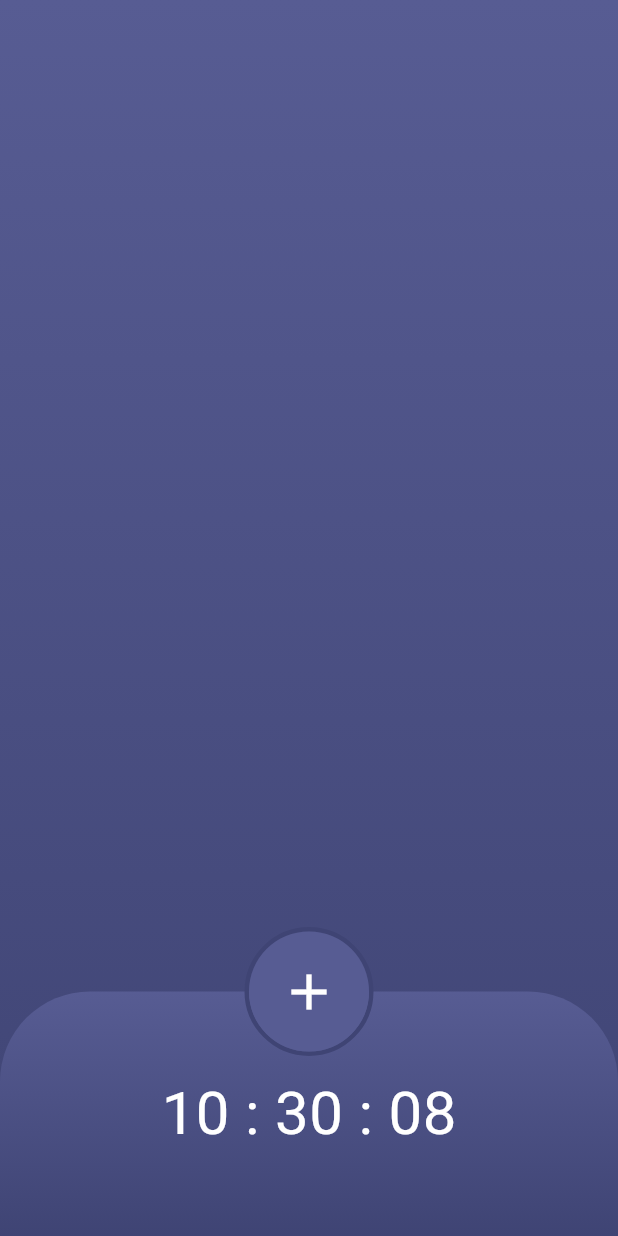
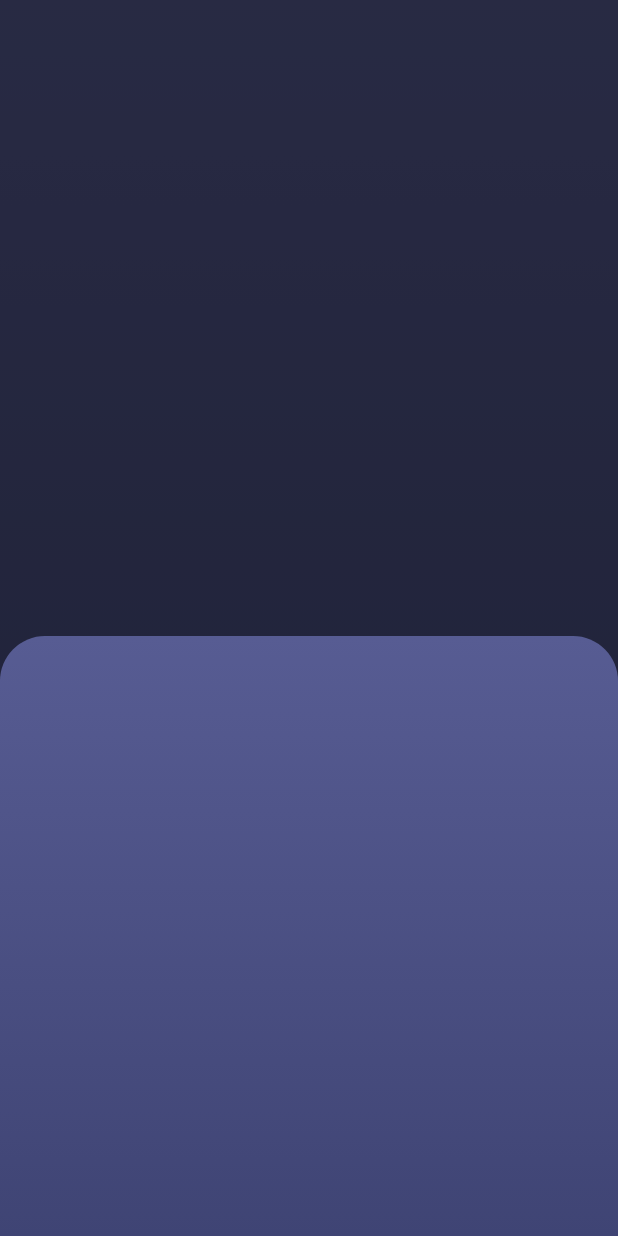
Before and after one commit to nggepe/gc_timer_flutter, a Flutter app: the screen it shows after launch, after a tap on the "add" icon, on a phone screen of 412 x 824 dp. Run offline on Flutter 3.47's test engine with Material 2 defaults, Android fonts, the phone set to English and light mode, and no system bars; our stand-ins replace get.

Commit message:
widget (primary bottom sheet) (#4)

```diff
--- a/lib/main.dart
+++ b/lib/main.dart
@@ -1,5 +1,6 @@
 import 'package:flutter/material.dart';
 import 'package:gc_timer/pages/home_page.dart';
+import 'package:get/route_manager.dart';
 
 void main() {
   runApp(const MyApp());
@@ -11,7 +12,7 @@ class MyApp extends StatelessWidget {
   // This widget is the root of your application.
   @override
   Widget build(BuildContext context) {
-    return MaterialApp(
+    return GetMaterialApp(
       title: 'Flutter Demo',
       theme: ThemeData(
         colorScheme: ColorScheme.fromSeed(seedColor: Colors.deepPurple),
--- /dev/null
+++ b/lib/pages/home_controller.dart
@@ -0,0 +1,20 @@
+import 'package:flutter/material.dart';
+import 'package:gc_timer/styles/style.dart';
+import 'package:gc_timer/widgets/primary_bottom_sheet.dart';
+import 'package:get/get_state_manager/get_state_manager.dart';
+
+class HomeController extends GetxController {
+  add(BuildContext context) {
+    final Style style = Style(context);
+    showModalBottomSheet(
+        context: context,
+        builder: (_) => const PrimaryBottomSheet(),
+        constraints: BoxConstraints(
+          maxWidth: style.mediaWidth,
+        ),
+        backgroundColor: Colors.transparent,
+        shape: const RoundedRectangleBorder(
+            borderRadius: BorderRadius.only(
+                topLeft: Radius.circular(30), topRight: Radius.circular(30))));
+  }
+}
--- a/lib/pages/home_page.dart
+++ b/lib/pages/home_page.dart
@@ -1,17 +1,24 @@
 import 'package:flutter/material.dart';
+import 'package:gc_timer/pages/home_controller.dart';
 import 'package:gc_timer/styles/style.dart';
 import 'package:gc_timer/widgets/bottom_nav.dart';
 import 'package:gc_timer/widgets/button_primary.dart';
+import 'package:get/get_state_manager/get_state_manager.dart';
+import 'package:get/instance_manager.dart';
 
 class HomePage extends StatelessWidget {
   const HomePage({super.key});
 
   @override
   Widget build(BuildContext context) {
+    HomeController controller = Get.put(HomeController());
     final style = Style(context);
+    return GetBuilder<HomeController>(builder: (_) {
       return Scaffold(
         body: Container(
           decoration: BoxDecoration(gradient: style.primaryBgGradient),
+          height: style.mediaHeight,
+          width: style.mediaWidth,
           child: Stack(children: [
             const Positioned(
               bottom: 0,
@@ -23,10 +30,11 @@ class HomePage extends StatelessWidget {
               bottom: 120,
               left: 0,
               right: 0,
-            child: ButtonPrimary(onPressed: () {}),
+              child: ButtonPrimary(onPressed: () => controller.add(context)),
             ),
           ]),
         ),
       );
+    });
   }
 }
--- a/lib/styles/style.dart
+++ b/lib/styles/style.dart
@@ -11,4 +11,9 @@ class Style {
       begin: Alignment.topCenter,
       end: Alignment.bottomCenter,
       colors: [Color(0XFF575C93), Color(0XFF3F4474)]);
+
+  MediaQueryData get media => MediaQuery.of(context);
+  Size get mediaSize => media.size;
+  double get mediaWidth => mediaSize.width;
+  double get mediaHeight => mediaSize.height;
 }
--- a/lib/widgets/bottom_nav.dart
+++ b/lib/widgets/bottom_nav.dart
@@ -4,9 +4,9 @@ import 'package:flutter/material.dart';
 import 'package:gc_timer/styles/style.dart';
 
 class BottomNav extends StatefulWidget {
-  const BottomNav({super.key, this.onClickAdd});
-
-  final void Function()? onClickAdd;
+  const BottomNav({
+    super.key,
+  });
 
   @override
   State<BottomNav> createState() => _BottomNavState();
--- /dev/null
+++ b/lib/widgets/primary_bottom_sheet.dart
@@ -0,0 +1,22 @@
+import 'package:flutter/material.dart';
+import 'package:gc_timer/styles/style.dart';
+
+class PrimaryBottomSheet extends StatelessWidget {
+  const PrimaryBottomSheet({
+    super.key,
+  });
+
+  @override
+  Widget build(BuildContext context) {
+    final style = Style(context);
+    return Container(
+      height: 400,
+      width: style.mediaWidth,
+      constraints: BoxConstraints(maxWidth: style.mediaWidth),
+      decoration: BoxDecoration(
+          gradient: style.primaryBgGradient,
+          borderRadius: const BorderRadius.only(
+              topLeft: Radius.circular(30), topRight: Radius.circular(30))),
+    );
+  }
+}
```
Lines whose indentation alone changed are shown as unchanged.
